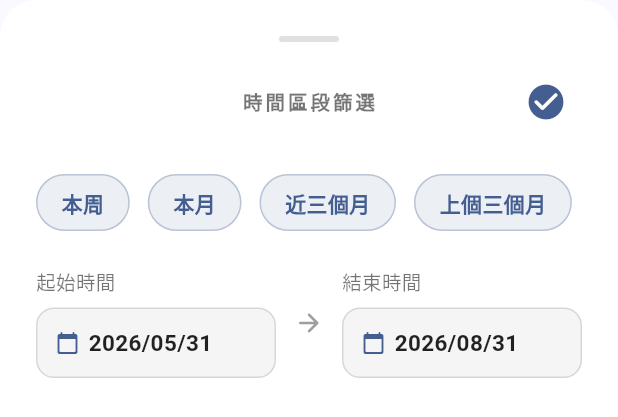
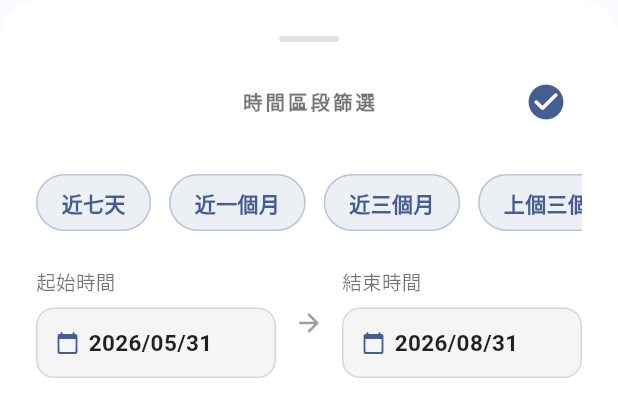
Before and after one commit to AlbertHongGG/Yoyu, a Flutter app: the DateRangeBottomSheet widget shown alone on an empty page, opened directly with empty values, on a phone screen of 412 x 824 dp. Shown: the top 417 px of the screen. Run offline on Flutter 3.47's test engine with Material 3 defaults, Android fonts, the phone set to English and light mode, and no system bars; our stand-ins replace dio, flutter_riverpod, freezed_annotation, go_router, shared_preferences; accounts and stored records are empty; generated files the repository leaves out were written again; network calls fail; Roboto replaces fonts that are missing (Outfit).

Commit message:
feat: implement DateRangeBottomSheet for filtering card transaction history by date range

```diff
--- a/lib/features/detail/presentation/widgets/date_range_bottom_sheet.dart
+++ b/lib/features/detail/presentation/widgets/date_range_bottom_sheet.dart
@@ -25,8 +25,8 @@ class DateRangeBottomSheet extends ConsumerStatefulWidget {
 }
 
 enum DateQuickTag {
-  thisWeek,
-  thisMonth,
+  last7Days,
+  lastMonth,
   last3Months,
   prev3Months,
   q1,
@@ -51,14 +51,13 @@ class _DateRangeBottomSheetState extends ConsumerState<DateRangeBottomSheet> {
     final now = DateTime.now();
     setState(() {
       switch (tag) {
-        case DateQuickTag.thisWeek:
+        case DateQuickTag.last7Days:
           _eDate = now;
-          final diff = now.weekday - 1;
-          _sDate = now.subtract(Duration(days: diff));
+          _sDate = now.subtract(const Duration(days: 7));
           break;
-        case DateQuickTag.thisMonth:
+        case DateQuickTag.lastMonth:
           _eDate = now;
-          _sDate = DateTime(now.year, now.month, 1);
+          _sDate = DateTime(now.year, now.month - 1, now.day);
           break;
         case DateQuickTag.last3Months:
           _eDate = now;
@@ -200,9 +199,9 @@ class _DateRangeBottomSheetState extends ConsumerState<DateRangeBottomSheet> {
                 scrollDirection: Axis.horizontal,
                 child: Row(
                   children: [
-                    _buildQuickTag('本周', () => _applyQuickTag(DateQuickTag.thisWeek), theme, isDark),
+                    _buildQuickTag('近七天', () => _applyQuickTag(DateQuickTag.last7Days), theme, isDark),
                     const SizedBox(width: 12),
-                    _buildQuickTag('本月', () => _applyQuickTag(DateQuickTag.thisMonth), theme, isDark),
+                    _buildQuickTag('近一個月', () => _applyQuickTag(DateQuickTag.lastMonth), theme, isDark),
                     const SizedBox(width: 12),
                     _buildQuickTag('近三個月', () => _applyQuickTag(DateQuickTag.last3Months), theme, isDark),
                     const SizedBox(width: 12),
```
